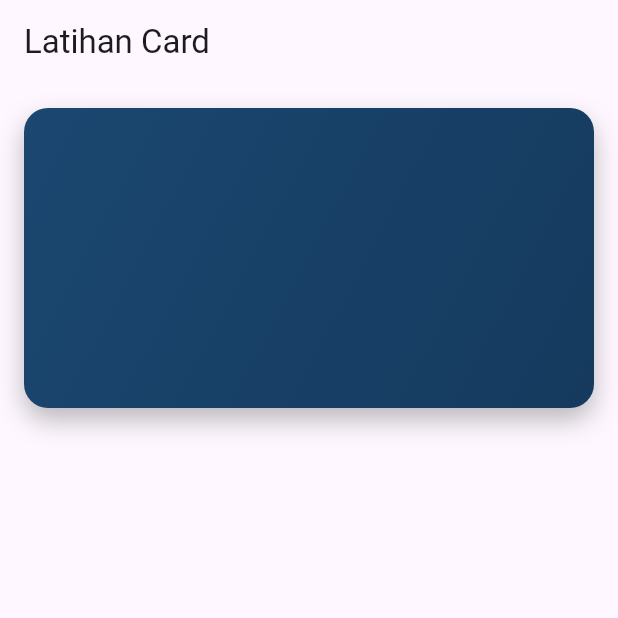
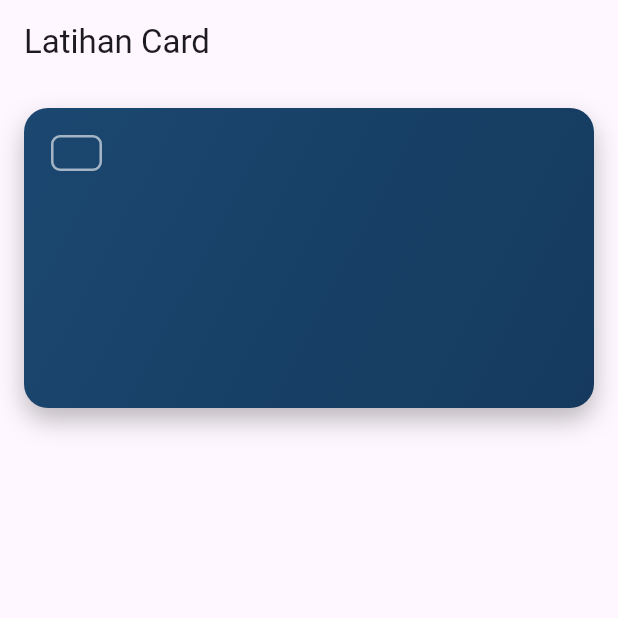
Before and after one commit to hiofadlikaakbar/tugas_week_8_1123150077, a Flutter app: the screen it shows after launch, on a phone screen of 412 x 824 dp, the top half of it. Run offline on Flutter 3.47's test engine with Material 3 defaults, Android fonts, the phone set to English and light mode, and no system bars.

Commit message:
membuat pola persegi logo kartu kredit

```diff
--- a/lib/pages/home_page.dart
+++ b/lib/pages/home_page.dart
@@ -31,6 +31,29 @@ class HomePage extends StatelessWidget {
                   ),
                 ],
               ),
+              child: Padding(
+                padding: const EdgeInsets.all(18.0),
+                child: Column(
+                  crossAxisAlignment: CrossAxisAlignment.start,
+                  children: [
+                    Row(
+                      children: [
+                        Container(
+                          width: 34,
+                          height: 24,
+                          decoration: BoxDecoration(
+                            borderRadius: BorderRadius.circular(6),
+                            border: Border.all(
+                              color: Colors.white60,
+                              width: 1.7,
+                            ),
+                          ),
+                        ),
+                      ],
+                    ),
+                  ],
+                ),
+              ),
             ),
           ],
         ),
```
